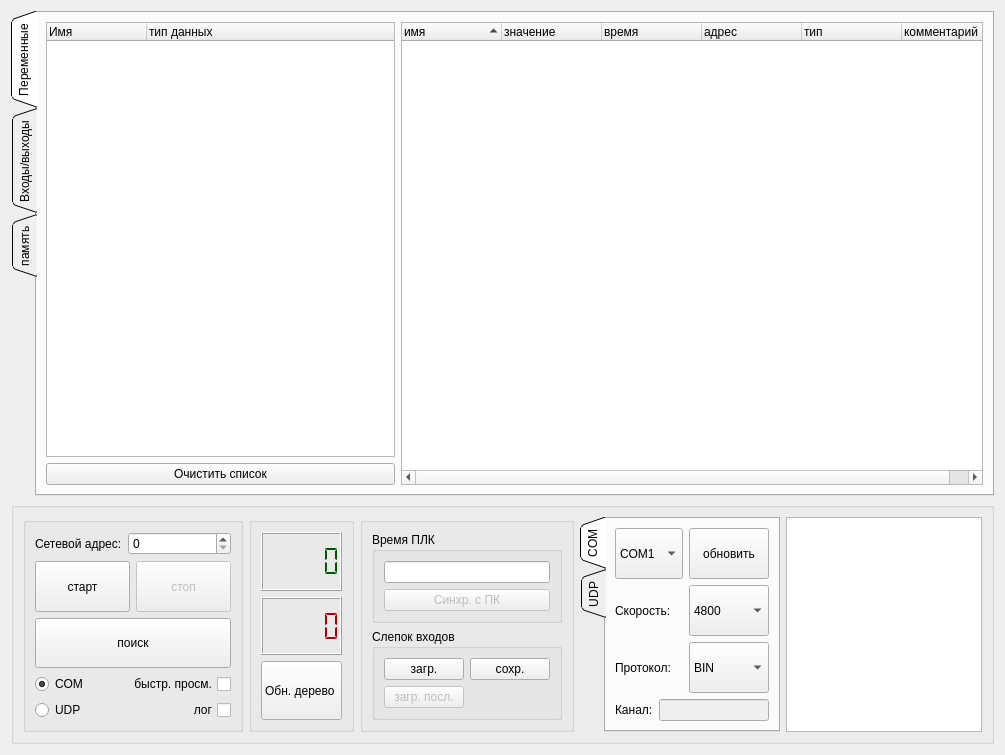
atikbif/relkonIDE, file Debugger/debuggerform.ui: the form before one commit.
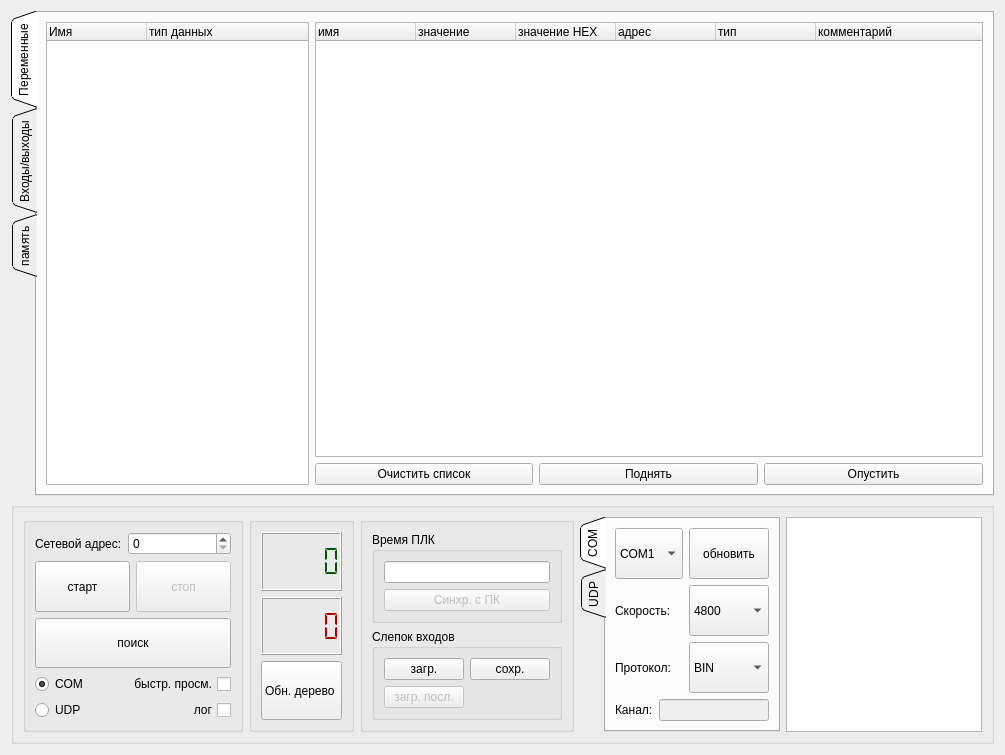
The form after the commit. The open tabs and pages were chosen to show the change.

```diff
--- a/Debugger/debuggerform.ui
+++ b/Debugger/debuggerform.ui
@@ -675,7 +675,57 @@
        <string>Переменные</string>
       </attribute>
       <layout class="QGridLayout" name="gridLayout">
-       <item row="0" column="0" rowspan="2">
+       <item row="0" column="3" rowspan="3" colspan="3">
+        <widget class="QTreeWidget" name="treeWidgetWatch">
+         <property name="sizePolicy">
+          <sizepolicy hsizetype="Expanding" vsizetype="Expanding">
+           <horstretch>5</horstretch>
+           <verstretch>0</verstretch>
+          </sizepolicy>
+         </property>
+         <property name="sortingEnabled">
+          <bool>false</bool>
+         </property>
+         <column>
+          <property name="text">
+           <string>имя</string>
+          </property>
+         </column>
+         <column>
+          <property name="text">
+           <string>значение</string>
+          </property>
+         </column>
+         <column>
+          <property name="text">
+           <string>значение HEX</string>
+          </property>
+         </column>
+         <column>
+          <property name="text">
+           <string>адрес</string>
+          </property>
+         </column>
+         <column>
+          <property name="text">
+           <string>тип</string>
+          </property>
+         </column>
+         <column>
+          <property name="text">
+           <string>комментарий</string>
+          </property>
+         </column>
+        </widget>
+       </item>
+       <item row="3" column="5">
+        <widget class="QPushButton" name="pushButtonDown">
+         <property name="text">
+          <string>Опустить</string>
+         </property>
+        </widget>
+       </item>
+       <item row="0" column="0" rowspan="4" colspan="2">
         <widget class="QTreeWidget" name="treeWidgetMain">
          <property name="sizePolicy">
           <sizepolicy hsizetype="Expanding" vsizetype="Expanding">
@@ -712,56 +762,20 @@
          </column>
         </widget>
        </item>
-       <item row="2" column="0">
+       <item row="3" column="4">
+        <widget class="QPushButton" name="pushButtonUp">
+         <property name="text">
+          <string>Поднять</string>
+         </property>
+        </widget>
+       </item>
+       <item row="3" column="3">
         <widget class="QPushButton" name="pushButtonClear">
          <property name="text">
           <string>Очистить список</string>
          </property>
         </widget>
        </item>
-       <item row="0" column="3" rowspan="3">
-        <widget class="QTreeWidget" name="treeWidgetWatch">
-         <property name="sizePolicy">
-          <sizepolicy hsizetype="Expanding" vsizetype="Expanding">
-           <horstretch>5</horstretch>
-           <verstretch>0</verstretch>
-          </sizepolicy>
-         </property>
-         <property name="sortingEnabled">
-          <bool>true</bool>
-         </property>
-         <column>
-          <property name="text">
-           <string>имя</string>
-          </property>
-         </column>
-         <column>
-          <property name="text">
-           <string>значение</string>
-          </property>
-         </column>
-         <column>
-          <property name="text">
-           <string>время</string>
-          </property>
-         </column>
-         <column>
-          <property name="text">
-           <string>адрес</string>
-          </property>
-         </column>
-         <column>
-          <property name="text">
-           <string>тип</string>
-          </property>
-         </column>
-         <column>
-          <property name="text">
-           <string>комментарий</string>
-          </property>
-         </column>
-        </widget>
-       </item>
       </layout>
      </widget>
      <widget class="QWidget" name="tabInOut">
```
Left out of the diff: 49 changed lines with no effect on the pictures.
